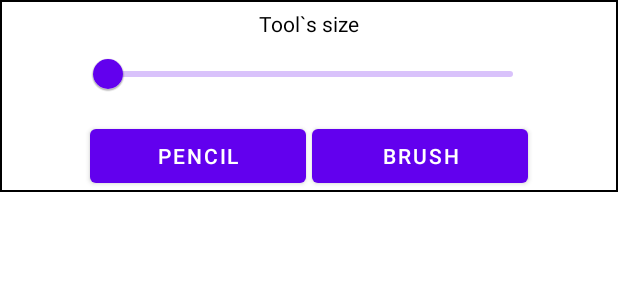
After one commit to zhuravel-dev/JustDrawIt, an Android app: the layout popup_layout.xml on its own in the app's theme, with its tools: preview values and no code run, on a phone screen of 412 x 824 dp. The commit adds this screen. Shown: the top 300 px of the screen. Run offline under Robolectric (Android 15) with nearby library versions, the phone set to English and light mode, and no system bars.

Commit message:
implemented custom popup

```diff
--- a/app/src/main/java/com/example/justdrawit/draw/DrawView.kt
+++ b/app/src/main/java/com/example/justdrawit/draw/DrawView.kt
@@ -39,6 +39,7 @@ class DrawView(c: Context, attributeSet: AttributeSet) : View(c, attributeSet) {
             mPaint.strokeWidth = brushStrokes.brushStrokeWidth.toFloat()
             when (mTool) {
                 Tool.Pencil -> mCanvas?.drawPath(brushStrokes.path, mPaint)
+                Tool.Brush -> mCanvas?.drawPath(brushStrokes.path, mPaint)
                 else -> mCanvas?.drawPath(brushStrokes.path, mPaint)
             }
         }
@@ -69,7 +70,6 @@ class DrawView(c: Context, attributeSet: AttributeSet) : View(c, attributeSet) {
     private fun touchStart(x: Float, y: Float) {
         mPath = Path()
         val brushstroke = Brushstroke(currentColor, brushStrokeWidth, mPath)
-        //brushStrokeView.addAll(listOf(brushstroke))
         drawViewModel.brushStrokeView.addAll(listOf(brushstroke))
 
         //finally remove any curve or line from the path
--- /dev/null
+++ b/app/src/main/res/drawable/border.xml
@@ -0,0 +1,7 @@
+<shape xmlns:android="http://schemas.android.com/apk/res/android"
+    android:shape="rectangle">
+    <solid android:color="@android:color/transparent" />
+    <stroke
+        android:width="1dp"
+        android:color="@android:color/black" />
+</shape>
--- /dev/null
+++ b/app/src/main/res/layout/popup_layout.xml
@@ -0,0 +1,69 @@
+<?xml version="1.0" encoding="utf-8"?>
+<LinearLayout xmlns:android="http://schemas.android.com/apk/res/android"
+    android:layout_width="match_parent"
+    android:layout_height="wrap_content"
+    android:background="@drawable/border"
+    android:gravity="center"
+    android:orientation="vertical">
+
+    <LinearLayout
+        android:id="@+id/linearLayout"
+        android:layout_width="300dp"
+        android:layout_height="80dp"
+        android:gravity="center"
+        android:orientation="vertical">
+
+        <TextView
+            android:layout_width="wrap_content"
+            android:layout_height="wrap_content"
+            android:layout_gravity="center"
+            android:text="@string/tool_s_size"
+            android:textColor="@color/black">
+        </TextView>
+
+        <com.google.android.material.slider.RangeSlider
+            android:id="@+id/rangeSlider"
+            android:layout_width="match_parent"
+            android:layout_height="wrap_content"
+            android:visibility="visible" />
+
+    </LinearLayout>
+
+    <LinearLayout
+        android:layout_width="300dp"
+        android:layout_height="wrap_content"
+        android:gravity="center"
+        android:orientation="horizontal">
+
+        <View
+            android:layout_width="4dp"
+            android:layout_height="match_parent"
+            android:background="@android:color/transparent" />
+
+        <Button
+            android:id="@+id/closeButton"
+            android:layout_width="0dp"
+            android:layout_height="wrap_content"
+            android:layout_weight="1"
+            android:text="@string/pencil" />
+
+        <View
+            android:layout_width="4dp"
+            android:layout_height="match_parent"
+            android:background="@android:color/transparent" />
+
+        <Button
+            android:id="@+id/occupyButton"
+            android:layout_width="0dp"
+            android:layout_height="wrap_content"
+            android:layout_weight="1"
+            android:text="@string/brush" />
+
+        <View
+            android:layout_width="4dp"
+            android:layout_height="match_parent"
+            android:background="@android:color/transparent" />
+
+    </LinearLayout>
+
+</LinearLayout>
--- /dev/null
+++ b/app/src/main/res/values/ids.xml
@@ -0,0 +1,4 @@
+<?xml version="1.0" encoding="utf-8"?>
+<resources>
+    <item name="linearLayoutForTools" type="id" />
+</resources>
--- a/app/src/main/res/values/strings.xml
+++ b/app/src/main/res/values/strings.xml
@@ -11,4 +11,7 @@
     <string name="colors">Colors</string>
     <string name="settings">Settings</string>
     <string name="forward">Forward</string>
+    <string name="tool_s_size">Tool`s size</string>
+    <string name="pencil">Pencil</string>
+    <string name="brush">Brush</string>
 </resources>
```
Also changed, not shown: app/src/main/java/com/example/justdrawit/ui/MainActivity.kt (+37 -13 lines), app/src/main/res/layout/activity_main.xml (+0 -12 lines).
